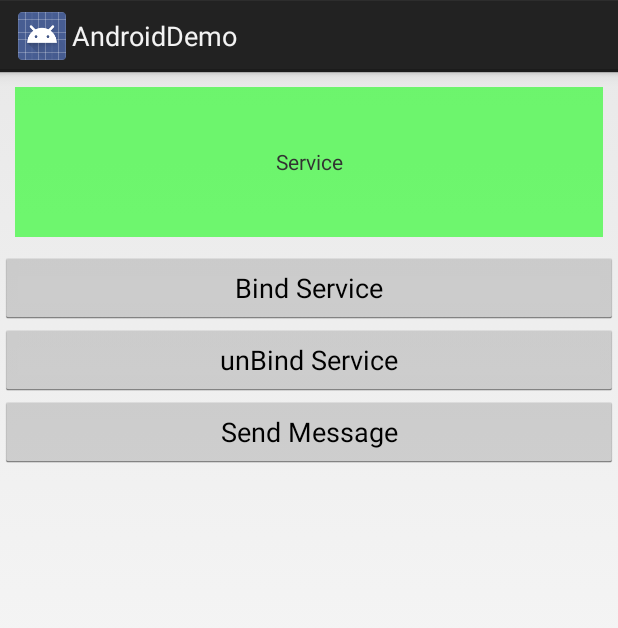
After one commit to bolimit/AndroidDemo, an Android app: the layout activity_sample_remote_service.xml on its own in the app's theme, with its tools: preview values and no code run, on a phone screen of 412 x 824 dp. The commit adds this screen. Shown: the top 628 px of the screen. Run offline under Robolectric (Android 15) with nearby library versions, the light colour scheme and no system bars.

Commit message:
add SampleRemoteService

```diff
--- a/app/src/main/java/com/marco/demo/ui/view/DraggableView.java
+++ b/app/src/main/java/com/marco/demo/ui/view/DraggableView.java
@@ -3,6 +3,7 @@ package com.marco.demo.ui.view;
 import android.content.Context;
 import android.graphics.Point;
 import android.support.annotation.Nullable;
+import android.support.v4.view.ViewCompat;
 import android.support.v4.widget.ViewDragHelper;
 import android.util.AttributeSet;
 import android.util.Log;
@@ -118,7 +119,7 @@ public class DraggableView extends LinearLayout {
     }
 
     private void initView() {
-        mViewDragHelper = ViewDragHelper.create(DraggableView.this, mCallback);
+        mViewDragHelper = ViewDragHelper.create(DraggableView.this, 1.0f, mCallback);
         mViewDragHelper.setEdgeTrackingEnabled(ViewDragHelper.EDGE_ALL);
     }
 
@@ -128,7 +129,8 @@ public class DraggableView extends LinearLayout {
 
         // 不添加这个方法，自动复位到指定位置无法使用
         if (mViewDragHelper.continueSettling(true)) {
-            invalidate();
+//            invalidate();
+            ViewCompat.postInvalidateOnAnimation(this);
         }
     }
 
--- /dev/null
+++ b/app/src/main/res/layout/activity_sample_remote_service.xml
@@ -0,0 +1,38 @@
+<?xml version="1.0" encoding="utf-8"?>
+<LinearLayout xmlns:android="http://schemas.android.com/apk/res/android"
+    xmlns:tools="http://schemas.android.com/tools"
+    android:layout_width="match_parent"
+    android:layout_height="match_parent"
+    android:orientation="vertical"
+    tools:context="com.marco.demo.ui.SampleRemoteServiceActivity">
+
+    <TextView
+        android:id="@+id/text_info"
+        android:layout_width="match_parent"
+        android:layout_height="100dp"
+        android:layout_gravity="center"
+        android:layout_margin="10dp"
+        android:background="#8800ff00"
+        android:clickable="true"
+        android:gravity="center"
+        android:text="Service" />
+
+    <Button
+        android:id="@+id/btn_bind"
+        android:layout_width="match_parent"
+        android:layout_height="wrap_content"
+        android:text="Bind Service" />
+
+    <Button
+        android:id="@+id/btn_unbind"
+        android:layout_width="match_parent"
+        android:layout_height="wrap_content"
+        android:text="unBind Service" />
+
+    <Button
+        android:id="@+id/btn_sendMessage"
+        android:layout_width="match_parent"
+        android:layout_height="wrap_content"
+        android:text="Send Message" />
+
+</LinearLayout>
```
Also changed, not shown: app/src/main/AndroidManifest.xml (+8 -0 lines), app/src/main/java/com/marco/demo/MainActivity.java (+2 -9 lines), app/src/main/java/com/marco/demo/model/Config.java (added, +48 -0 lines), app/src/main/java/com/marco/demo/service/SampleRemoteService.java (added, +90 -0 lines), app/src/main/java/com/marco/demo/ui/SampleRemoteServiceActivity.java (added, +154 -0 lines), app/src/main/aidl/com/marco/demo/ISampleRemoteService.aidl (added), app/src/main/aidl/com/marco/demo/ISampleRemoteServiceCallback.aidl (added), app/src/main/aidl/com/marco/demo/model/Config.aidl (added).
